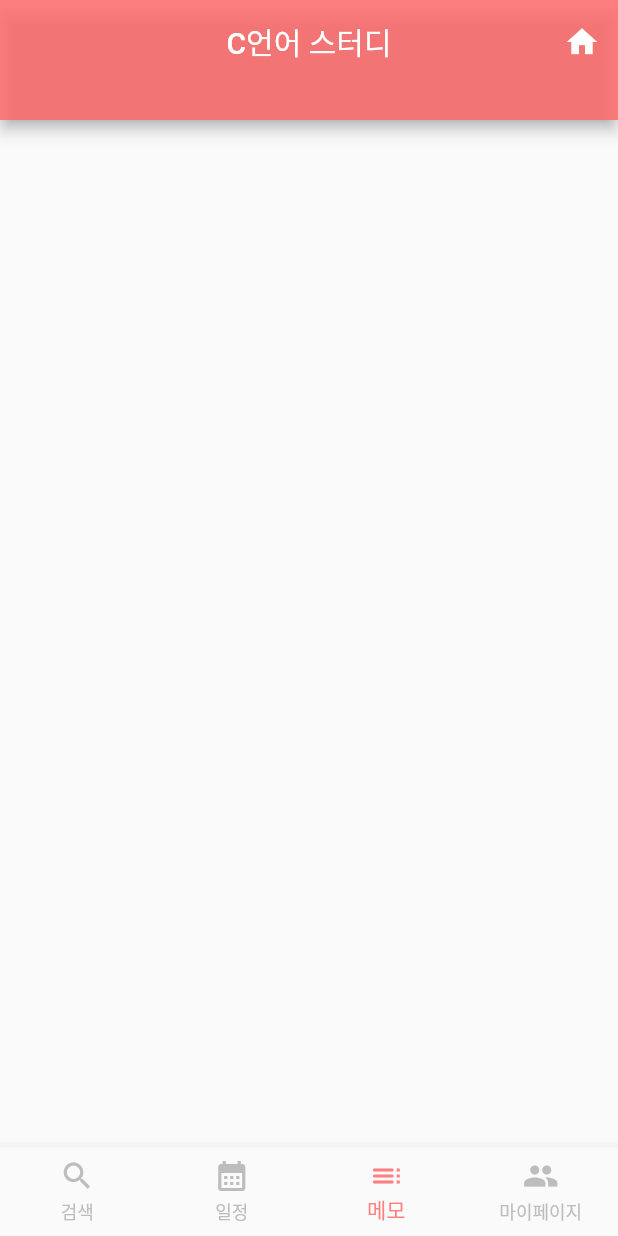
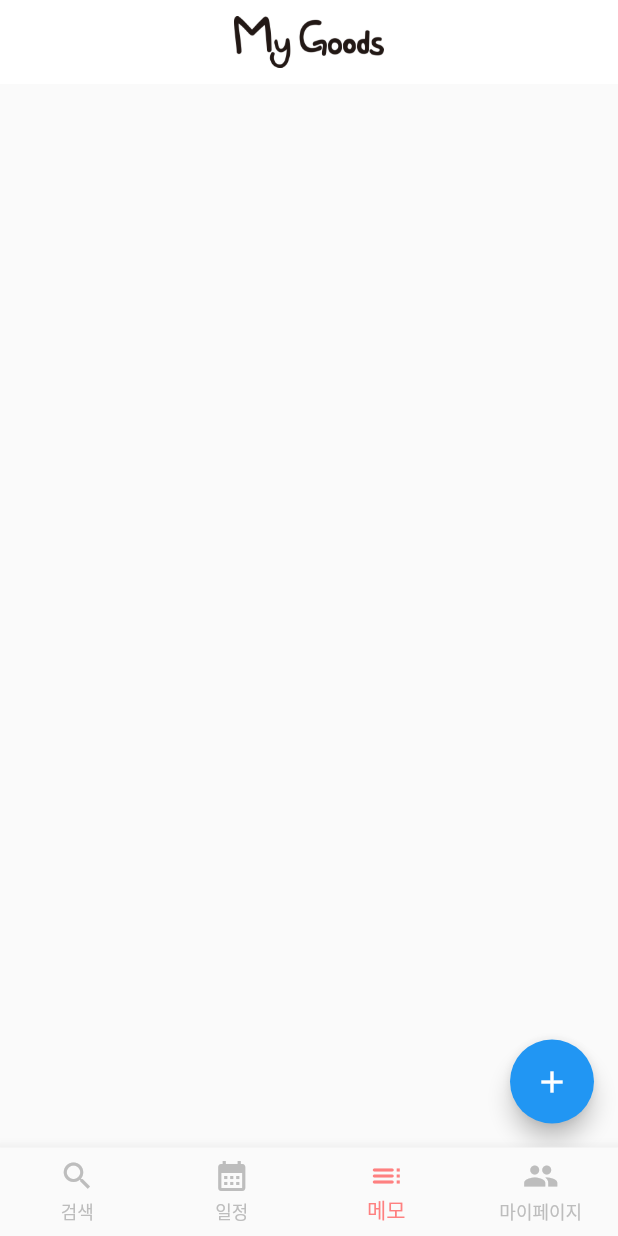
Before and after one commit to Parkeun12/App_project, a Flutter app: the screen it shows after launch, item 3 of the bottom bar chosen, on a phone screen of 412 x 824 dp. Run offline on Flutter 3.47's test engine with Material 2 defaults, Android fonts, the phone set to English and light mode, and no system bars; our stand-ins replace table_calendar.

Commit message:
memo_screen 1

```diff
--- a/lib/screen/memo_screen.dart
+++ b/lib/screen/memo_screen.dart
@@ -1,40 +1,124 @@
 import 'package:app_project/const/colors.dart';
 import 'package:flutter/material.dart';
 
-class MemoScreen extends StatelessWidget {
+class Note {
+  final String content;
+
+  Note(this.content);
+}
+
+class MemoScreen extends StatefulWidget {
   final int number;
 
-  const MemoScreen({
-    required this.number,
-    Key? key}) : super(key: key);
+  const MemoScreen({required this.number, Key? key}) : super(key: key);
 
-  // This widget is the root of your application.
+  @override
+  _MemoScreenState createState() => _MemoScreenState();
+}
+
+class _MemoScreenState extends State<MemoScreen> {
+  List<Note> notes = [];
+
   @override
   Widget build(BuildContext context) {
     return Scaffold(
-      appBar: PreferredSize(
-        preferredSize: Size.fromHeight(80.0), // 높이를 80으로 조정
-        child: AppBar(
-          backgroundColor: MAIN_COLOR,
-          title: Text(
-            'C언어 스터디',
-            style: TextStyle(
-              fontSize: 20.0,
-              fontWeight: FontWeight.w500,
-            ),
+      appBar: AppBar(
+        backgroundColor: Colors.white,
+        elevation: 0,
+        title: Image.asset(
+          'lib/asset/logo2.png',
+          width: 100,
+          height: 100,
         ),
         centerTitle: true,
         actions: [
           IconButton(
-              icon: Icon(Icons.home),
+            icon: Icon(Icons.delete),
             onPressed: () {
-                print('object');
+              // Delete memo functionality
             },
           ),
         ],
-
+      ),
+      body: Stack(
+        children: [
+          ListView.builder(
+            itemCount: notes.length,
+            itemBuilder: (context, index) {
+              final note = notes[index];
+              return Padding(
+                padding: EdgeInsets.symmetric(horizontal: 14.0, vertical: 8.0),
+                child: Card(
+                  color: Colors.white,
+                  elevation: 1,
+                  shape: RoundedRectangleBorder(
+                    borderRadius: BorderRadius.circular(10.0),
+                    side: BorderSide(color: Colors.grey.shade300, width: 1.0),
+                  ),
+                  child: Padding(
+                    padding: const EdgeInsets.all(16.0),
+                    child: Row(
+                      children: [
+                        Expanded(child: Text(note.content)),
+                        IconButton(
+                          icon: Icon(Icons.delete),
+                          onPressed: () {
+                            _deleteNoteAtIndex(index);
+                          },
+                        ),
+                      ],
+                    ),
                   ),
                 ),
               );
+            },
+          ),
+          Positioned(
+            bottom: 16.0,
+            right: 16.0,
+            child: FloatingActionButton(
+              onPressed: () {
+                _showAddNoteDialog();
+              },
+              child: Icon(Icons.add),
+            ),
+          ),
+        ],
+      ),
+    );
+  }
+
+  void _showAddNoteDialog() {
+    showDialog(
+      context: context,
+      builder: (BuildContext context) {
+        String newNote = '';
+        return AlertDialog(
+          title: Text('Add Note'),
+          content: TextField(
+            onChanged: (value) {
+              newNote = value;
+            },
+          ),
+          actions: [
+            TextButton(
+              onPressed: () {
+                setState(() {
+                  notes.add(Note(newNote));
+                });
+                Navigator.pop(context);
+              },
+              child: Text('Save'),
+            ),
+          ],
+        );
+      },
+    );
+  }
+
+  void _deleteNoteAtIndex(int index) {
+    setState(() {
+      notes.removeAt(index);
+    });
   }
 }
--- a/pubspec.yaml
+++ b/pubspec.yaml
@@ -45,4 +45,4 @@ flutter:
   uses-material-design: true
 
   assets:
-    - asset/
+    - lib/asset/logo2.png
```
Also changed, not shown: lib/asset/logo2.png (added). Lines whose indentation alone changed are shown as unchanged.
